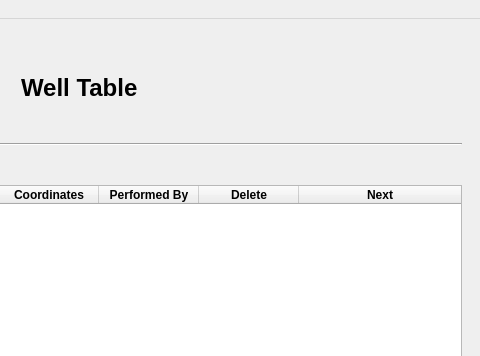
This is well_table.ui in dhairyashil-G/CGWB-Desktop-App as Qt 5 draws it before an edit; both pictures show x 320 to 800 and y 0 to 356 of the 800 by 620 pixel window. The edited form follows.
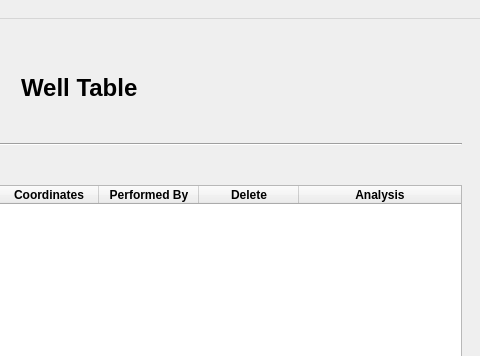
This is the edited form. Icons and pictures are not drawn.

Commit message: Next changed to Analysis

The edit to the form file:
```diff
--- a/well_table.ui
+++ b/well_table.ui
@@ -210,7 +210,7 @@
          </column>
          <column>
           <property name="text">
-           <string>Next</string>
+           <string>Analysis</string>
           </property>
           <property name="font">
            <font>
```
The commit also changes 1 other file.
